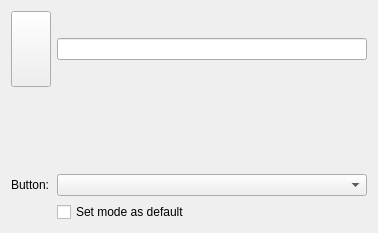
KDE/kremotecontrol, file kcmlirc/modedialog.ui: the form before one commit.
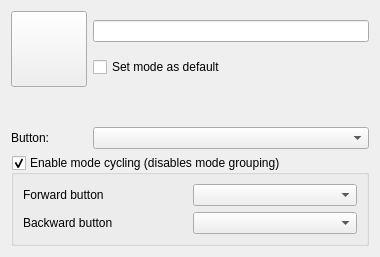
The form after the commit. Custom widgets are drawn as their Qt base class.

Commit message: editing the master mode now possible GUI for ModeGrouping and ModeCycling ready some improvements in ModeSwitchHandler

Patch:
```diff
--- a/kcmlirc/modedialog.ui
+++ b/kcmlirc/modedialog.ui
@@ -6,15 +6,15 @@
    <rect>
     <x>0</x>
     <y>0</y>
-    <width>378</width>
-    <height>233</height>
+    <width>380</width>
+    <height>257</height>
    </rect>
   </property>
   <property name="windowTitle">
    <string>New Mode</string>
   </property>
   <layout class="QGridLayout" name="gridLayout">
-   <item row="0" column="0" colspan="2">
+   <item row="0" column="0">
     <widget class="KIconButton" name="ibIcon">
      <property name="minimumSize">
       <size>
@@ -22,29 +22,71 @@
        <height>76</height>
       </size>
      </property>
+     <property name="maximumSize">
+      <size>
+       <width>76</width>
+       <height>16777215</height>
+      </size>
+     </property>
     </widget>
    </item>
-   <item row="0" column="2">
-    <widget class="KLineEdit" name="leName"/>
+   <item row="0" column="1" colspan="2">
+    <layout class="QVBoxLayout" name="verticalLayout">
+     <item>
+      <widget class="KLineEdit" name="leName"/>
+     </item>
+     <item>
+      <widget class="QCheckBox" name="cbSetDefault">
+       <property name="text">
+        <string>Set mode as default</string>
+       </property>
+      </widget>
+     </item>
+    </layout>
    </item>
-   <item row="2" column="0" colspan="3">
+   <item row="1" column="0" colspan="3">
     <widget class="KSeparator" name="kseparator"/>
    </item>
-   <item row="3" column="2">
-    <widget class="KComboBox" name="cbButtons"/>
-   </item>
-   <item row="3" column="0" colspan="2">
-    <widget class="QLabel" name="label">
+   <item row="2" column="0">
+    <widget class="QLabel" name="lButton">
      <property name="text">
       <string>Button:</string>
      </property>
     </widget>
    </item>
-   <item row="4" column="2">
-    <widget class="QCheckBox" name="cbSetDefault">
-     <property name="text">
-      <string>Set mode as default</string>
+   <item row="2" column="1" colspan="2">
+    <widget class="KComboBox" name="cbButtons"/>
+   </item>
+   <item row="3" column="0" colspan="3">
+    <widget class="QGroupBox" name="gbModeCycle">
+     <property name="title">
+      <string>Enable mode cycling (disables mode grouping)</string>
      </property>
+     <property name="checkable">
+      <bool>true</bool>
+     </property>
+     <layout class="QGridLayout" name="gridLayout_2">
+      <item row="0" column="1">
+       <widget class="KComboBox" name="cbButtonForward"/>
+      </item>
+      <item row="1" column="1">
+       <widget class="KComboBox" name="cbButtonBackward"/>
+      </item>
+      <item row="0" column="0">
+       <widget class="QLabel" name="lCycleForward">
+        <property name="text">
+         <string>Forward button</string>
+        </property>
+       </widget>
+      </item>
+      <item row="1" column="0">
+       <widget class="QLabel" name="lCycleBackward">
+        <property name="text">
+         <string>Backward button</string>
+        </property>
+       </widget>
+      </item>
+     </layout>
     </widget>
    </item>
   </layout>
```
The commit also changes 6 other files.
